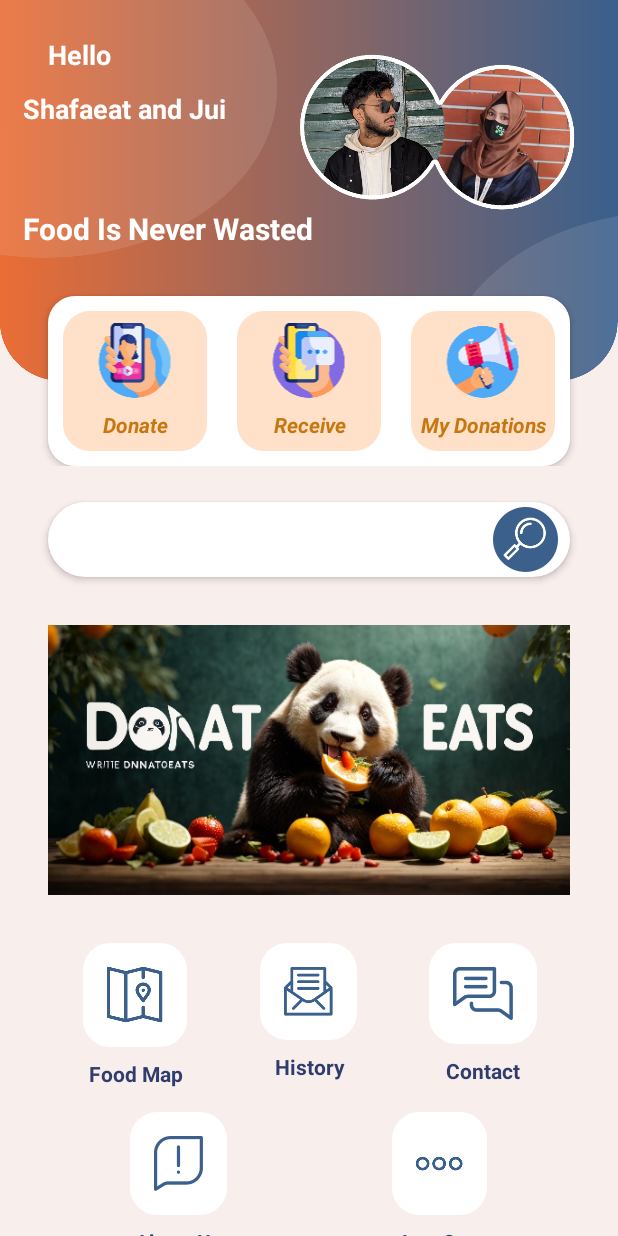
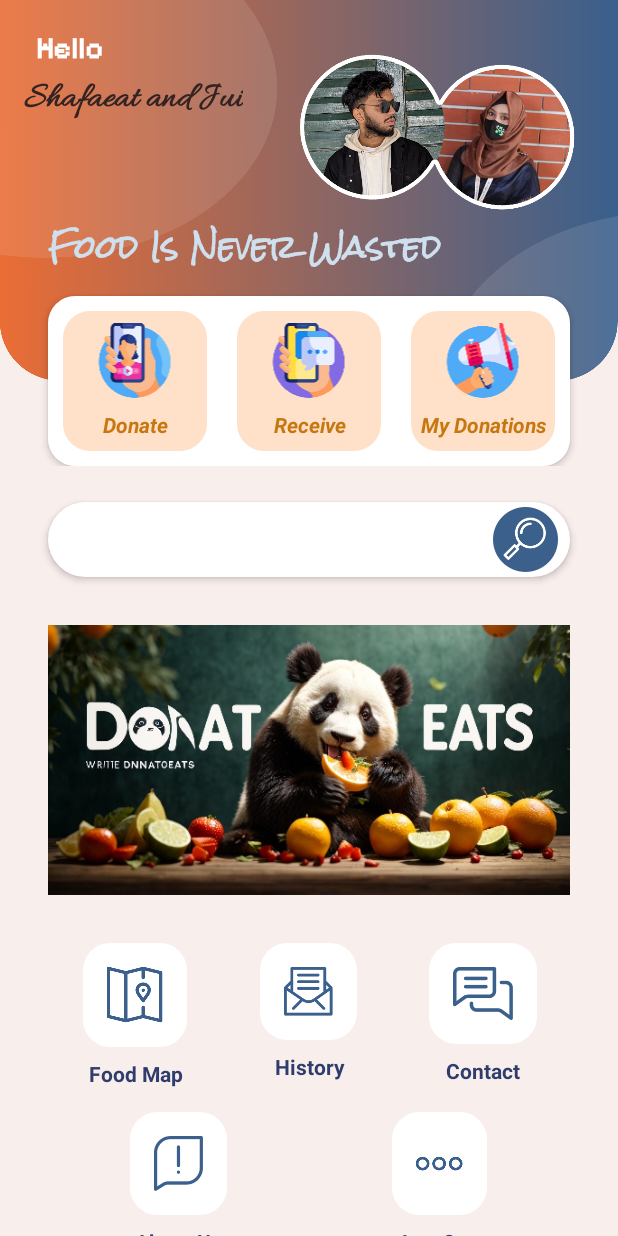
Before and after one commit to shafaeatrahman/DonateEats, an Android app: the screen it shows after launch once a user with an empty profile is signed in (MainActivity), on a phone screen of 412 x 824 dp. Run offline under Robolectric (Android 15) with nearby library versions, the light colour scheme and no system bars; our stand-ins replace Firebase (no records; nobody signed in at launch, a user with empty details on screens opened directly).

Commit message:
Font and dashboard changed,

```diff
--- a/app/src/main/res/drawable/button_rounded.xml
+++ b/app/src/main/res/drawable/button_rounded.xml
@@ -4,6 +4,6 @@
     <solid
         android:color="@color/gray"/>
     <corners
-        android:radius="0.1dp"/>
-    <stroke android:width="20dp" android:color="@color/white" />
+        android:radius="10dp"/>
+    <stroke android:width="10dp" android:color="@color/gray" />
 </shape>
--- a/app/src/main/res/layout/activity_landingpage.xml
+++ b/app/src/main/res/layout/activity_landingpage.xml
@@ -35,8 +35,9 @@
                 android:layout_height="wrap_content"
                 android:layout_marginLeft="32dp"
                 android:layout_marginRight="32dp"
-                android:layout_marginBottom="32dp"
+                android:layout_marginBottom="2dp"
                 android:text="Donate Eats"
+                android:fontFamily="@font/rocksalt"
                 android:textAlignment="center"
                 android:textColor="#8A7878"
                 android:textSize="40sp"
@@ -140,7 +141,7 @@
                 android:layout_width="match_parent"
                 android:layout_height="180dp"
                 android:layout_marginStart="32dp"
-                android:layout_marginTop="16dp"
+                android:layout_marginTop="25dp"
                 android:layout_marginEnd="32dp"
                 android:background="@drawable/background_banner">
 
--- a/app/src/main/res/layout/activity_main.xml
+++ b/app/src/main/res/layout/activity_main.xml
@@ -54,11 +54,13 @@
                     android:id="@+id/textView3"
                     android:layout_width="wrap_content"
                     android:layout_height="wrap_content"
-                    android:layout_marginStart="32dp"
-                    android:layout_marginTop="24dp"
+                    android:layout_marginStart="24dp"
+                    android:layout_marginLeft="24dp"
+                    android:layout_marginTop="20dp"
+                    android:fontFamily="@font/pixelfy"
                     android:text="Hello"
                     android:textColor="#ffffff"
-                    android:textSize="18sp"
+                    android:textSize="20sp"
                     android:textStyle="bold"
                     app:layout_constraintStart_toStartOf="parent"
                     app:layout_constraintTop_toTopOf="@+id/imageView4" />
@@ -67,12 +69,13 @@
                     android:id="@+id/textView2"
                     android:layout_width="wrap_content"
                     android:layout_height="wrap_content"
-                    android:layout_marginStart="15dp"
-                    android:layout_marginLeft="15dp"
-                    android:layout_marginTop="60dp"
+                    android:layout_marginStart="16dp"
+                    android:layout_marginLeft="16dp"
+                    android:layout_marginTop="44dp"
+                    android:fontFamily="@font/allura"
                     android:text="Shafaeat and Jui"
-                    android:textColor="#ffffff"
-                    android:textSize="18sp"
+                    android:textColor="#332323"
+                    android:textSize="24sp"
                     android:textStyle="bold"
                     app:layout_constraintStart_toStartOf="parent"
                     app:layout_constraintTop_toTopOf="@+id/imageView4" />
@@ -81,18 +84,19 @@
                     android:id="@+id/textView4"
                     android:layout_width="wrap_content"
                     android:layout_height="wrap_content"
-                    android:layout_marginStart="15dp"
-                    android:layout_marginLeft="15dp"
+                    android:layout_marginStart="32dp"
+                    android:layout_marginLeft="32dp"
                     android:layout_marginTop="5dp"
                     android:layout_marginBottom="50dp"
+                    android:fontFamily="@font/rocksalt"
                     android:text="Food Is Never Wasted"
-                    android:textColor="#ffffff"
+                    android:textColor="#CEDFED"
                     android:textSize="20sp"
                     android:textStyle="bold"
                     app:layout_constraintBottom_toBottomOf="@+id/imageView3"
                     app:layout_constraintStart_toStartOf="parent"
                     app:layout_constraintTop_toBottomOf="@+id/textView3"
-                    app:layout_constraintVertical_bias="0.69" />
+                    app:layout_constraintVertical_bias="0.858" />
 
                 <LinearLayout
                     android:layout_width="match_parent"
```
Also changed, not shown: app/src/main/res/font/allura.ttf (added), app/src/main/res/font/caveat.ttf (added), app/src/main/res/font/pixelfy.ttf (added), app/src/main/res/font/rocksalt.ttf (added), app/src/main/res/font/sedgwick.ttf (added).
